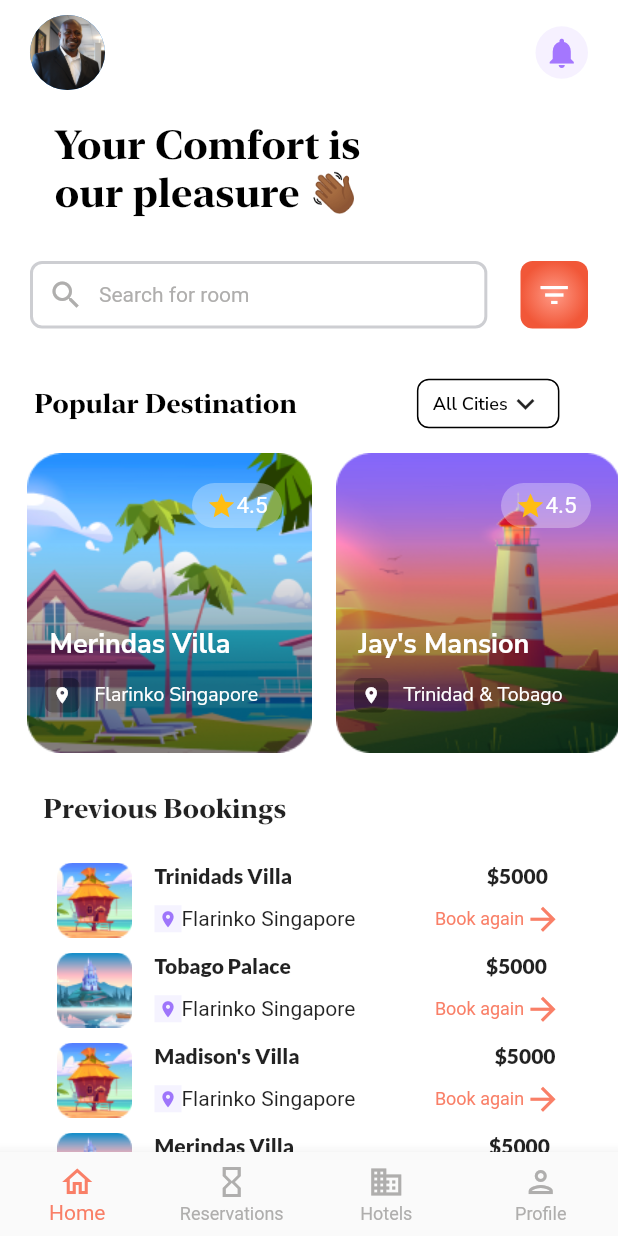
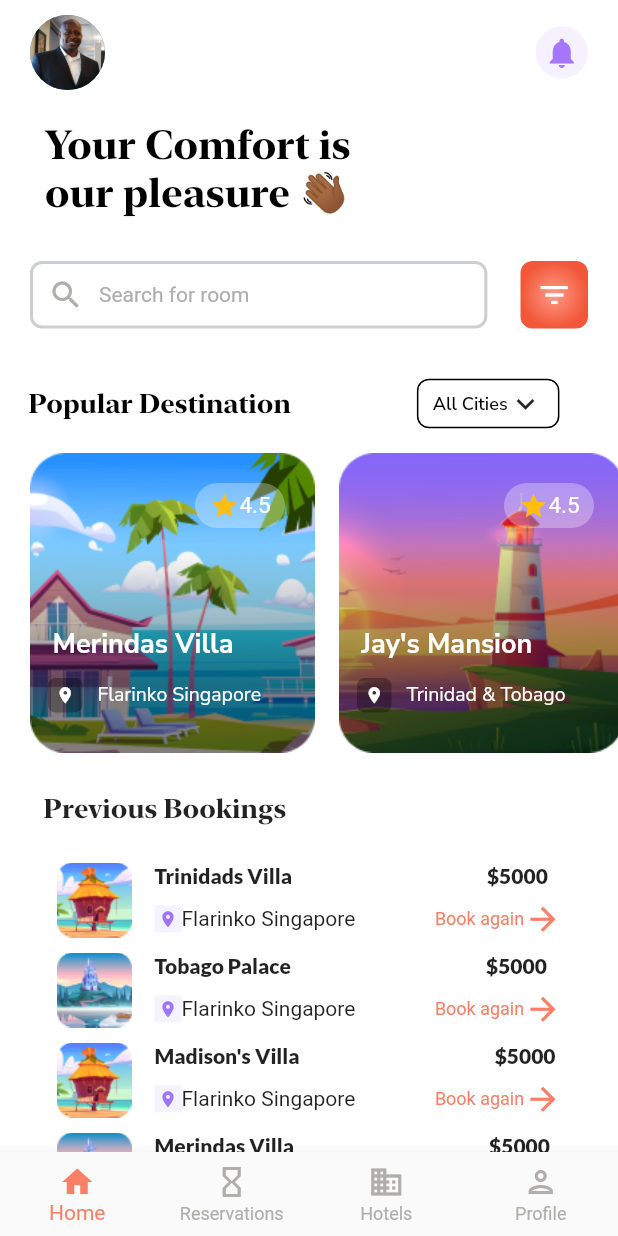
Before and after one commit to DavidEtoedia/Travel-app, a Flutter app: the screen it shows after launch, on a phone screen of 412 x 824 dp. Run offline on Flutter 3.47's test engine with Material 2 defaults, Android fonts, the phone set to English and light mode, and no system bars; our stand-ins replace google_fonts, show_up_animation.

Commit message:
new changes

```diff
--- a/lib/homescreen/bottom_nav.dart
+++ b/lib/homescreen/bottom_nav.dart
@@ -16,7 +16,7 @@ class BottomNavbar extends StatelessWidget {
         items: [
           BottomNavigationBarItem(
               icon: Icon(
-                Icons.home_outlined,
+                Icons.home,
                 // color: Colors.black,
               ),
               label: 'Home'),
--- a/lib/homescreen/displaytext.dart
+++ b/lib/homescreen/displaytext.dart
@@ -6,7 +6,7 @@ class DisplayText extends StatelessWidget {
   @override
   Widget build(BuildContext context) {
     return Container(
-      margin: EdgeInsets.only(right: 130),
+      margin: EdgeInsets.only(right: 143),
       child: RichText(
         textAlign: TextAlign.left,
         text: TextSpan(children: [
--- a/lib/homescreen/horizontal_list_view.dart
+++ b/lib/homescreen/horizontal_list_view.dart
@@ -14,7 +14,7 @@ class HorizontalListView extends StatelessWidget {
           height: 30,
         ),
         Container(
-          margin: EdgeInsets.only(left: 23, right: 5),
+          margin: EdgeInsets.only(left: 19, right: 5),
           width: MediaQuery.of(context).size.width,
           height: 40,
           // color: Colors.black,
@@ -29,7 +29,7 @@ class HorizontalListView extends StatelessWidget {
                     color: Colors.black),
               ),
               SizedBox(
-                width: 80,
+                width: 84,
               ),
               Container(
                 width: 95,
@@ -62,7 +62,7 @@ class HorizontalListView extends StatelessWidget {
           child: Row(
             children: [
               SizedBox(
-                width: 15,
+                width: 17,
               ),
               travelCard(context, 'assets/images/basebg.png', 'Merindas Villa',
                   'Flarinko Singapore'),
--- a/lib/second_screen/second_screen.dart
+++ b/lib/second_screen/second_screen.dart
@@ -106,7 +106,9 @@ Widget bottomView() {
               // SizedBox(
               //   width: 150,
               // ),
-              Container(
+              InkWell(
+                onTap: () {},
+                child: Container(
                   width: 140,
                   height: 50,
                   decoration: BoxDecoration(
@@ -121,6 +123,7 @@ Widget bottomView() {
                         fontWeight: FontWeight.w600,
                         color: Colors.white),
                   )),
+                ),
               )
             ],
           ),
```
Lines whose indentation alone changed are shown as unchanged.
